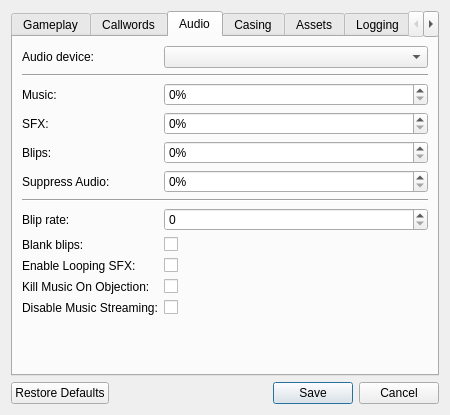
First picture: the form in resource/ui/options_dialog.ui, repository AttorneyOnline/AO2-Client, before the edit.
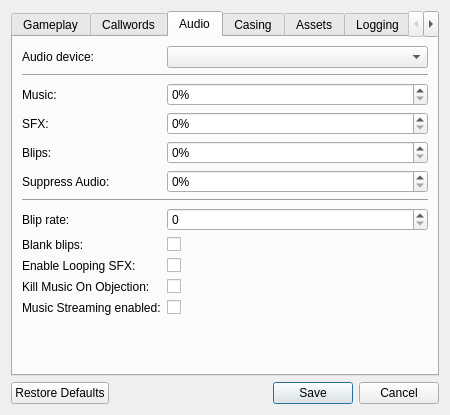
Second picture: the form after the edit. The open tabs and pages were chosen to show the change.

Commit message: Bandaid callword playing every message

What changed in the file:
```diff
--- a/resource/ui/options_dialog.ui
+++ b/resource/ui/options_dialog.ui
@@ -767,7 +767,7 @@
           <string>If true, AO2 will not play any streamed audio and show that streaming is disabled.</string>
          </property>
          <property name="text">
-          <string>Disable Music Streaming:</string>
+          <string>Music Streaming enabled:</string>
          </property>
         </widget>
        </item>
```
Left out of the diff: 2 changed lines with no effect on the pictures. The commit also changes 1 other file.
